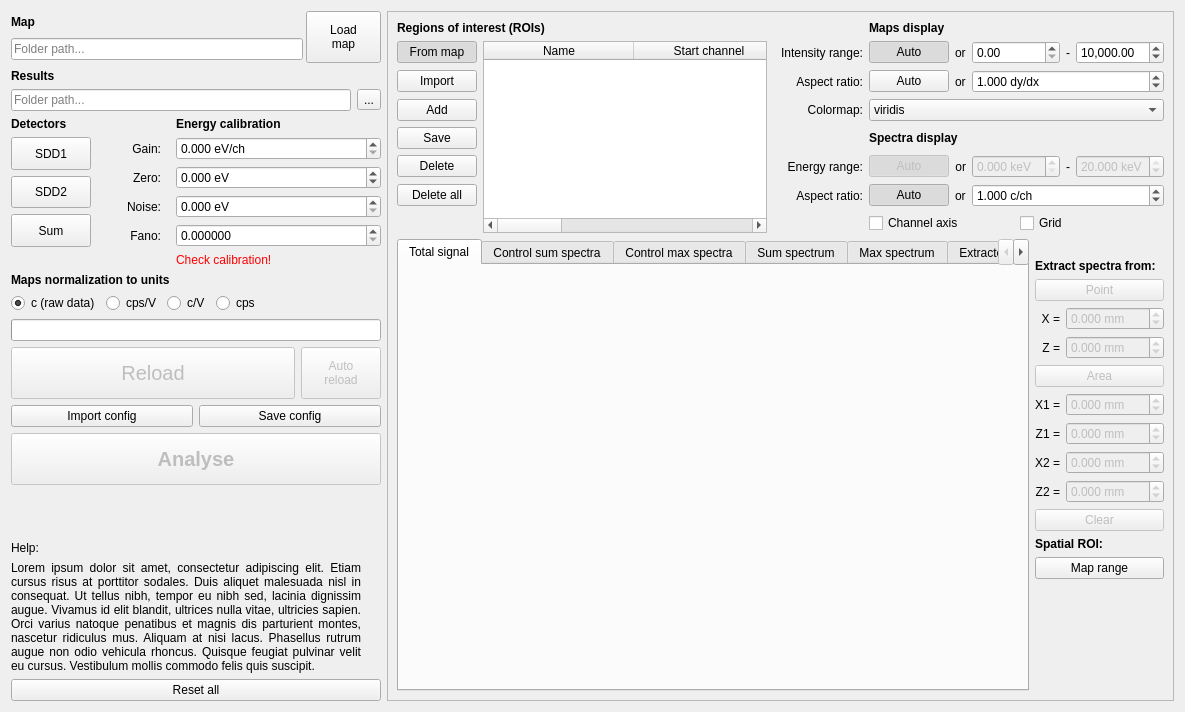
pfilipl/PolyX-XRF-Data-Analyser, file single.ui: the form before one commit.
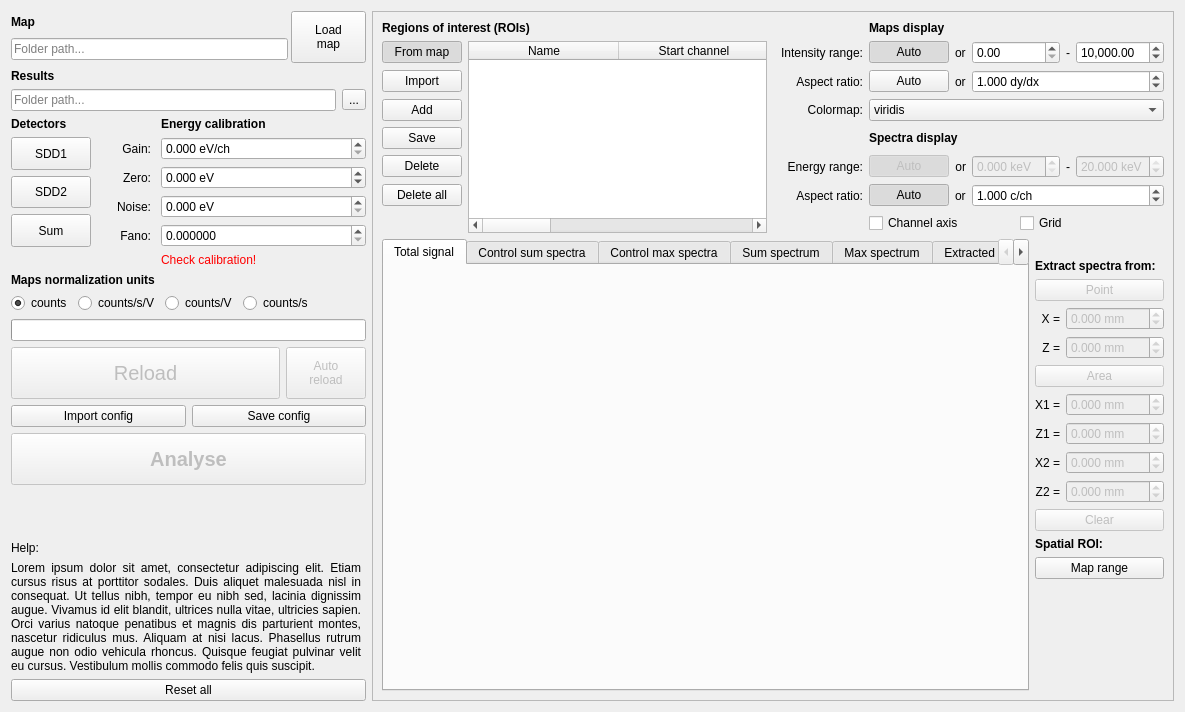
The form after the commit. Custom widgets are drawn as their Qt base class.

Commit message: GEnerating H5 in 4 modes and units correction

```diff
--- a/single.ui
+++ b/single.ui
@@ -292,7 +292,7 @@
           </sizepolicy>
          </property>
          <property name="text">
-          <string>c (raw data)</string>
+          <string>counts</string>
          </property>
          <property name="checked">
           <bool>true</bool>
@@ -308,7 +308,7 @@
           </sizepolicy>
          </property>
          <property name="text">
-          <string>cps/V</string>
+          <string>counts/s/V</string>
          </property>
         </widget>
        </item>
@@ -318,7 +318,7 @@
           <bool>true</bool>
          </property>
          <property name="text">
-          <string>c/V</string>
+          <string>counts/V</string>
          </property>
         </widget>
        </item>
@@ -328,7 +328,7 @@
           <bool>true</bool>
          </property>
          <property name="text">
-          <string>cps</string>
+          <string>counts/s</string>
          </property>
         </widget>
        </item>
@@ -462,7 +462,7 @@
         </font>
        </property>
        <property name="text">
-        <string>Maps normalization to units</string>
+        <string>Maps normalization units</string>
        </property>
       </widget>
      </item>
```
The commit also changes 8 other files.
